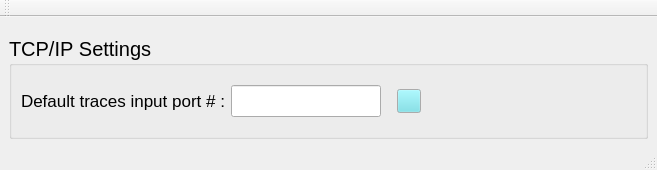
The window that QtTraceClient/UI/MainWindow.ui (cobreti/NyxTraceViewer) describes before a commit, drawn with Qt 5.
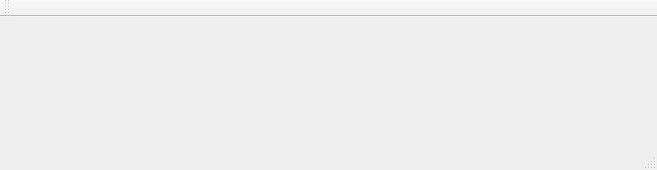
The same window after the commit.

Commit message: added settings panel for Tcp/Ip

Diff of the .ui file:
```diff
--- a/QtTraceClient/UI/MainWindow.ui
+++ b/QtTraceClient/UI/MainWindow.ui
@@ -16,194 +16,7 @@
   <widget class="QWidget" name="centralwidget">
    <layout class="QVBoxLayout" name="verticalLayout_2">
     <item>
-     <layout class="QVBoxLayout" name="verticalLayout">
-      <item>
-       <spacer name="verticalSpacer">
-        <property name="orientation">
-         <enum>Qt::Vertical</enum>
-        </property>
-        <property name="sizeType">
-         <enum>QSizePolicy::Fixed</enum>
-        </property>
-        <property name="sizeHint" stdset="0">
-         <size>
-          <width>20</width>
-          <height>10</height>
-         </size>
-        </property>
-       </spacer>
-      </item>
-      <item>
-       <widget class="QGroupBox" name="m_TcpIpSettings">
-        <property name="palette">
-         <palette>
-          <active>
-           <colorrole role="Button">
-            <brush brushstyle="SolidPattern">
-             <color alpha="0">
-              <red>108</red>
-              <green>223</green>
-              <blue>232</blue>
-             </color>
-            </brush>
-           </colorrole>
-           <colorrole role="Midlight">
-            <brush brushstyle="SolidPattern">
-             <color alpha="0">
-              <red>233</red>
-              <green>231</green>
-              <blue>227</blue>
-             </color>
-            </brush>
-           </colorrole>
-          </active>
-          <inactive>
-           <colorrole role="Button">
-            <brush brushstyle="SolidPattern">
-             <color alpha="0">
-              <red>108</red>
-              <green>223</green>
-              <blue>232</blue>
-             </color>
-            </brush>
-           </colorrole>
-           <colorrole role="Midlight">
-            <brush brushstyle="SolidPattern">
-             <color alpha="0">
-              <red>233</red>
-              <green>231</green>
-              <blue>227</blue>
-             </color>
-            </brush>
-           </colorrole>
-          </inactive>
-          <disabled>
-           <colorrole role="Button">
-            <brush brushstyle="SolidPattern">
-             <color alpha="0">
-              <red>108</red>
-              <green>223</green>
-              <blue>232</blue>
-             </color>
-            </brush>
-           </colorrole>
-           <colorrole role="Midlight">
-            <brush brushstyle="SolidPattern">
-             <color alpha="0">
-              <red>233</red>
-              <green>231</green>
-              <blue>227</blue>
-             </color>
-            </brush>
-           </colorrole>
-          </disabled>
-         </palette>
-        </property>
-        <property name="font">
-         <font>
-          <pointsize>15</pointsize>
-          <kerning>false</kerning>
-         </font>
-        </property>
-        <property name="title">
-         <string>TCP/IP Settings</string>
-        </property>
-        <property name="flat">
-         <bool>true</bool>
-        </property>
-        <layout class="QGridLayout" name="gridLayout">
-         <item row="0" column="4">
-          <spacer name="horizontalSpacer_2">
-           <property name="orientation">
-            <enum>Qt::Horizontal</enum>
-           </property>
-           <property name="sizeHint" stdset="0">
-            <size>
-             <width>40</width>
-             <height>20</height>
-            </size>
-           </property>
-          </spacer>
-         </item>
-         <item row="0" column="0">
-          <widget class="QLabel" name="label">
-           <property name="font">
-            <font>
-             <pointsize>13</pointsize>
-            </font>
-           </property>
-           <property name="text">
-            <string>Default traces input port # :</string>
-           </property>
-          </widget>
-         </item>
-         <item row="0" column="2">
-          <spacer name="horizontalSpacer">
-           <property name="orientation">
-            <enum>Qt::Horizontal</enum>
-           </property>
-           <property name="sizeType">
-            <enum>QSizePolicy::Fixed</enum>
-           </property>
-           <property name="sizeHint" stdset="0">
-            <size>
-             <width>10</width>
-             <height>20</height>
-            </size>
-           </property>
-          </spacer>
-         </item>
-         <item row="0" column="1">
-          <widget class="QLineEdit" name="lineEdit">
-           <property name="minimumSize">
-            <size>
-             <width>100</width>
-             <height>0</height>
-            </size>
-           </property>
-           <property name="maximumSize">
-            <size>
-             <width>150</width>
-             <height>16777215</height>
-            </size>
-           </property>
-          </widget>
-         </item>
-         <item row="0" column="3">
-          <widget class="QPushButton" name="m_btnStartStop">
-           <property name="sizePolicy">
-            <sizepolicy hsizetype="Fixed" vsizetype="Fixed">
-             <horstretch>0</horstretch>
-             <verstretch>0</verstretch>
-            </sizepolicy>
-           </property>
-           <property name="maximumSize">
-            <size>
-             <width>24</width>
-             <height>24</height>
-            </size>
-           </property>
-           <property name="autoFillBackground">
-            <bool>false</bool>
-           </property>
-           <property name="text">
-            <string/>
-           </property>
-           <property name="iconSize">
-            <size>
-             <width>16</width>
-             <height>16</height>
-            </size>
-           </property>
-           <property name="flat">
-            <bool>false</bool>
-           </property>
-          </widget>
-         </item>
-        </layout>
-       </widget>
-      </item>
-     </layout>
+     <layout class="QVBoxLayout" name="m_ContentLayout"/>
     </item>
    </layout>
   </widget>
```
The commit also changes 13 other files.
